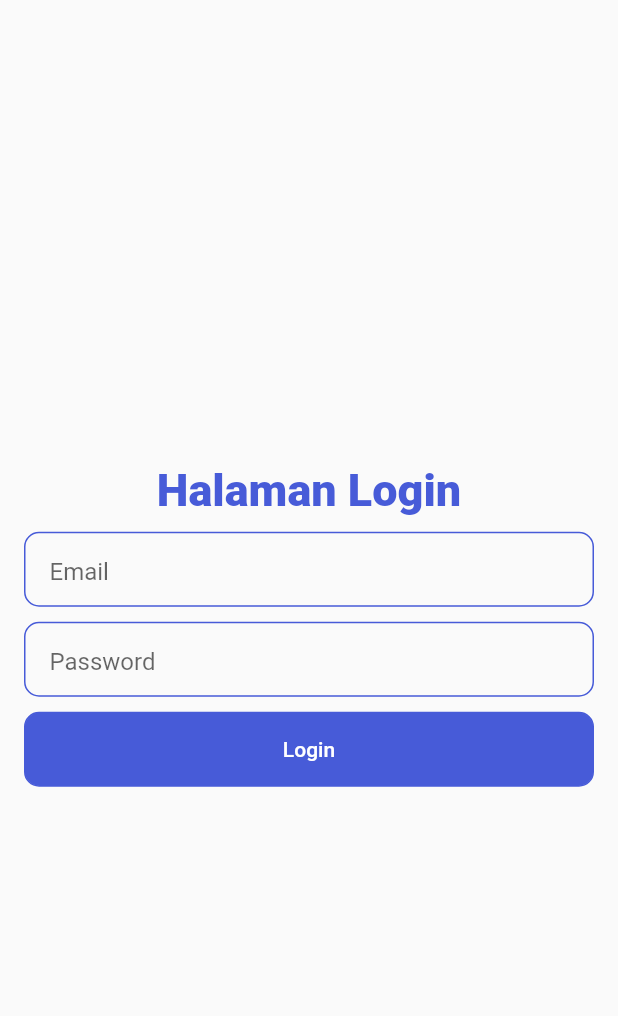
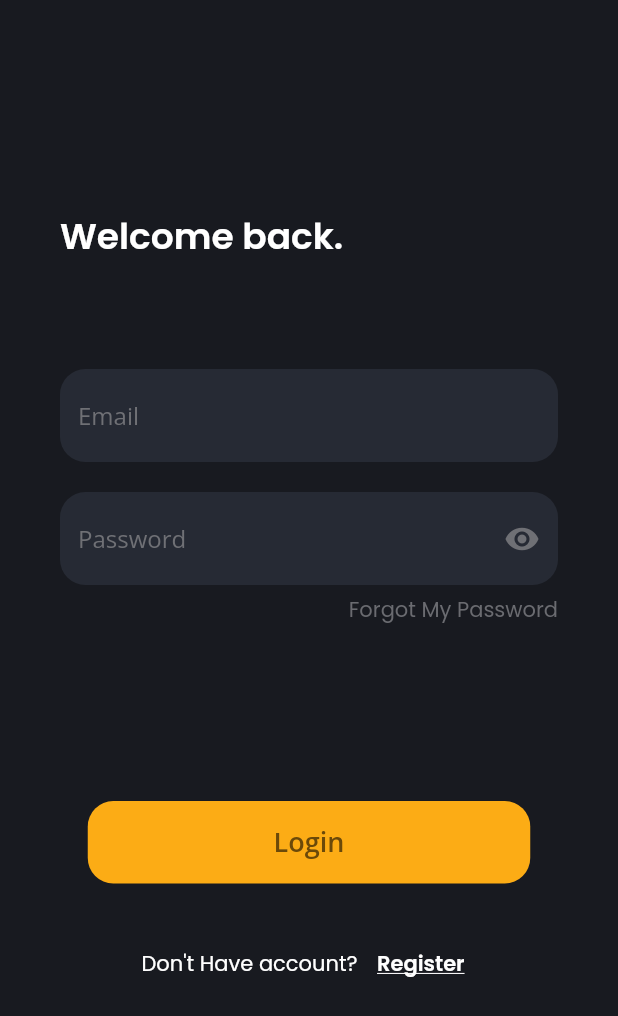
Before and after one commit to RonwasHere/testinterview, a Flutter app: the screen it shows after launch, on a phone screen of 412 x 824 dp. Shown: the top 1016 px of the screen. Run offline on Flutter 3.47's test engine with Material 2 defaults, Android fonts, the phone set to English and light mode, and no system bars; our stand-ins replace google_fonts.

Commit message:
upload ui

```diff
--- /dev/null
+++ b/lib/koffiesoft/login_page.dart
@@ -0,0 +1,133 @@
+import 'package:flutter/material.dart';
+import 'package:google_fonts/google_fonts.dart';
+
+class LoginPage extends StatelessWidget {
+  const LoginPage({Key? key}) : super(key: key);
+
+  @override
+  Widget build(BuildContext context) {
+    return Scaffold(
+      backgroundColor: Color(0xff181A20),
+      body: Padding(
+        padding: const EdgeInsets.only(top: 70, left: 40, right: 40),
+        child: Column(
+          crossAxisAlignment: CrossAxisAlignment.start,
+          children: [
+            SizedBox(height: 70),
+            Text(
+              'Welcome back. ',
+              style: GoogleFonts.poppins(
+                fontSize: 24,
+                color: Colors.white,
+                fontWeight: FontWeight.w600,
+              ),
+            ),
+            SizedBox(height: 70),
+            TextFormField(
+              style: GoogleFonts.openSans(
+                color: Colors.white,
+              ),
+              decoration: InputDecoration(
+                fillColor: Color(0xff262A34),
+                filled: true,
+                border: OutlineInputBorder(
+                  borderRadius: BorderRadius.circular(17),
+                  borderSide: BorderSide.none,
+                ),
+                hintText: 'Email',
+                hintStyle: GoogleFonts.openSans(
+                  color: Color(0xff6F7075),
+                ),
+              ),
+            ),
+            SizedBox(height: 20),
+            TextFormField(
+              obscureText: true,
+              style: GoogleFonts.openSans(
+                color: Colors.white,
+              ),
+              decoration: InputDecoration(
+                fillColor: Color(0xff262A34),
+                filled: true,
+                border: OutlineInputBorder(
+                  borderRadius: BorderRadius.circular(17),
+                  borderSide: BorderSide.none,
+                ),
+                hintText: 'Password',
+                hintStyle: GoogleFonts.openSans(
+                  color: Color(0xff6F7075),
+                ),
+                suffixIcon: Icon(
+                  Icons.visibility,
+                  color: Color(0xff6F7075),
+                ),
+              ),
+            ),
+            SizedBox(height: 6),
+            Container(
+              alignment: Alignment(1, 0.5),
+              child: Text(
+                'Forgot My Password',
+                style: GoogleFonts.poppins(
+                  color: Color(0xff6A6B70),
+                ),
+              ),
+            ),
+            SizedBox(height: 117),
+            Center(
+              child: Container(
+                width: 295,
+                height: 55,
+                child: TextButton(
+                  style: TextButton.styleFrom(
+                    backgroundColor: Color(0xffFCAC15),
+                    shape: RoundedRectangleBorder(
+                      borderRadius: BorderRadius.circular(17),
+                    ),
+                  ),
+                  onPressed: () {
+                    Navigator.pushNamed(context, '/dashboard');
+                  },
+                  child: Text(
+                    'Login',
+                    style: GoogleFonts.openSans(
+                      fontSize: 18,
+                      color: Color(0xff6B4909),
+                      fontWeight: FontWeight.w600,
+                    ),
+                  ),
+                ),
+              ),
+            ),
+            SizedBox(height: 30),
+            Row(
+              mainAxisAlignment: MainAxisAlignment.center,
+              children: [
+                Text(
+                  "Don't Have account?",
+                  style: GoogleFonts.poppins(
+                    color: Colors.white,
+                  ),
+                ),
+                SizedBox(width: 5),
+                TextButton(
+                  onPressed: () {
+                    Navigator.pushNamed(context, '/register');
+                  },
+                  child: Text(
+                    'Register',
+                    style: GoogleFonts.poppins(
+                      color: Colors.white,
+                      fontWeight: FontWeight.w600,
+                      decoration: TextDecoration.underline,
+                    ),
+                  ),
+                ),
+              ],
+            )
+          ],
+        ),
+      ),
+    );
+  }
+}
--- a/lib/main.dart
+++ b/lib/main.dart
@@ -1,6 +1,9 @@
 import 'package:flutter/material.dart';
 import 'package:testinterview/coba/satu.dart';
 import 'package:testinterview/coba/second.dart';
+import 'package:testinterview/koffiesoft/dashboard_page.dart';
+import 'package:testinterview/koffiesoft/login_page.dart';
+import 'package:testinterview/koffiesoft/register_page.dart';
 
 void main() {
   runApp(const MyApp());
@@ -15,8 +18,13 @@ class MyApp extends StatelessWidget {
     return MaterialApp(
       debugShowCheckedModeBanner: false,
       routes: {
-        '/': (context) => SatuPage(),
-        '/second': (context) => SecondPage(),
+        // '/': (context) => SatuPage(),
+        // '/second': (context) => SecondPage(),
+
+        //koffiesoft
+         '/': (context) => LoginPage(),
+         '/register': (context) => RegisterPage(),
+         '/dashboard': (context) => DashboardPage(),
       },
 
     );
--- a/pubspec.yaml
+++ b/pubspec.yaml
@@ -30,6 +30,7 @@ dependencies:
   # The following adds the Cupertino Icons font to your application.
   # Use with the CupertinoIcons class for iOS style icons.
   cupertino_icons: ^1.0.2
+  google_fonts: ^3.0.1
   flutter:
     sdk: flutter
 
```
Also changed, not shown: lib/koffiesoft/dashboard_page.dart (added, +18 -0 lines), lib/koffiesoft/post_result_model.dart (added, +23 -0 lines), lib/koffiesoft/register_page.dart (added, +227 -0 lines), pubspec.lock.
